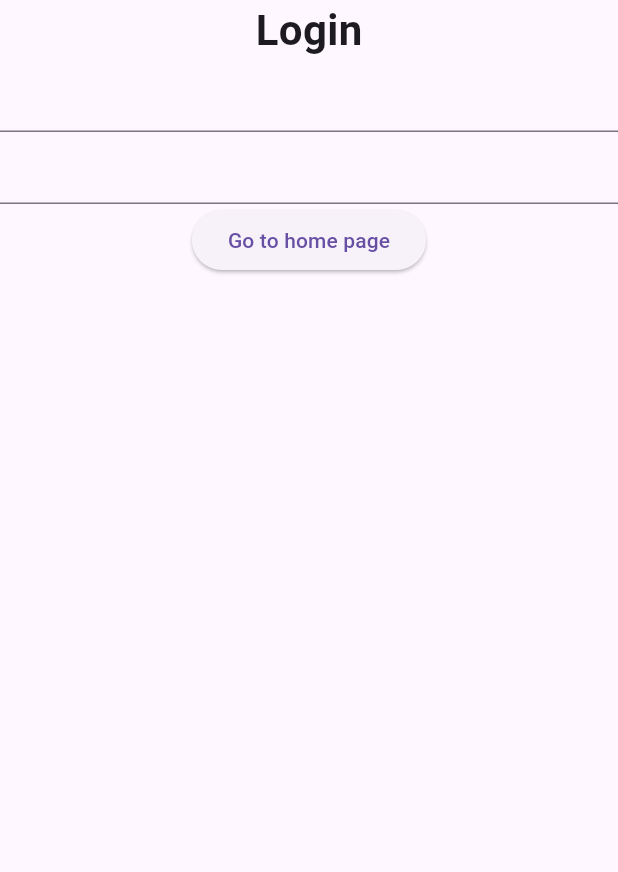
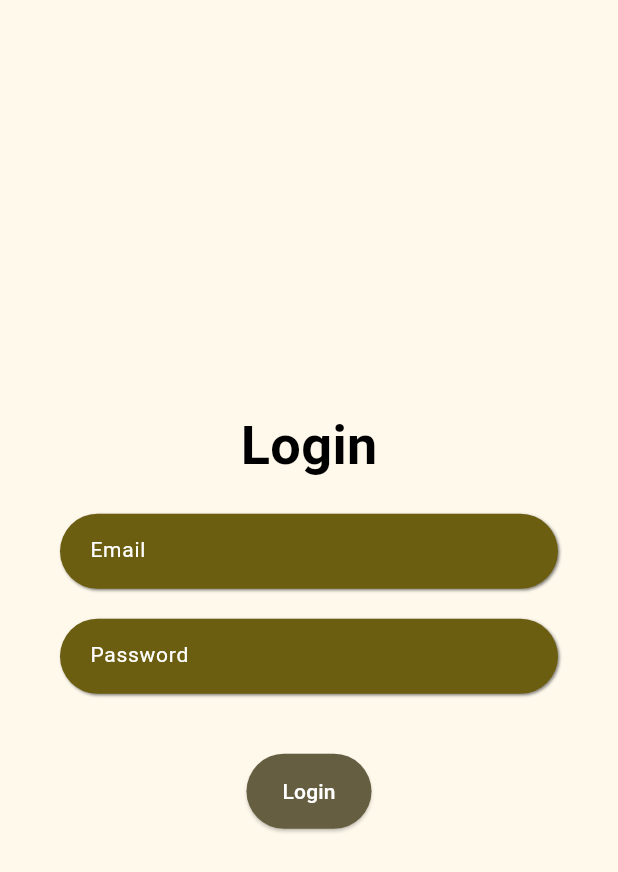
Before and after one commit to dani-banani/ComputingProject, a Flutter app: the screen it shows after launch, on a phone screen of 412 x 824 dp. Shown: the top 872 px of the screen. Run offline on Flutter 3.47's test engine with Material 3 defaults, Android fonts, the phone set to English and light mode, and no system bars; our stand-ins replace get, supabase_flutter; accounts and stored records are empty; Roboto replaces fonts that are missing (Poppins).

Commit message:
Implemented middleware to convert json output to object. First implementation of signup added, but UI still login page. Need sleep first before do signup UI.

```diff
--- a/lib/main.dart
+++ b/lib/main.dart
@@ -34,6 +34,17 @@ class _MainAppState extends State<MainApp> {
     String currentRoute = Get.currentRoute;
 
     return GetMaterialApp(
+      theme: ThemeData(
+        colorScheme: ColorScheme.fromSeed(
+          seedColor: Color(0xffBCB6A5),
+        ),
+        fontFamily: 'Poppins',
+        textTheme: const TextTheme(
+          bodyLarge: const TextStyle(fontSize: 36),
+          bodyMedium: const TextStyle(fontSize: 14),
+          bodySmall: const TextStyle(fontSize: 12),
+        ),
+      ),
       debugShowCheckedModeBanner: false,
       initialRoute: AppRoutes.registration,
       getPages: AppRoutes.pages,
--- /dev/null
+++ b/lib/model/login.dart
@@ -0,0 +1,10 @@
+class Login {
+  final String email;
+  final String password;
+
+  Login({required this.email, required this.password});
+
+  factory Login.fromJson(Map<String, dynamic> json) {
+    return Login(email: json['email'], password: json['password']);
+  }
+}
--- a/lib/navigation/app_routes.dart
+++ b/lib/navigation/app_routes.dart
@@ -1,4 +1,4 @@
-import 'package:computing_project/pages/registration/registration_page_controller.dart';
+import 'package:computing_project/pages/registration/registration_controller.dart';
 import 'package:get/get.dart';
 
 import '../pages/smile_page.dart';
@@ -13,30 +13,28 @@ class AppRoutes {
     GetPage(
         name: AppRoutes.home,
         page: () => HomePage(),
-        // transitionDuration: Duration(seconds: 5),
-        transition: Transition.circularReveal,
-        transitionDuration: Duration(seconds: 2)),
+    ),
     GetPage(
         name: AppRoutes.addTask,
         page: () => AddTaskPage(),
-        transition: Transition.upToDown,
-        transitionDuration: Duration(seconds: 2)),
+    ),
     GetPage(
         name: AppRoutes.settings,
         page: () => SettingsPage(),
-        transition: Transition.leftToRight,
-        transitionDuration: Duration(seconds: 2)),
+    ),
     GetPage(
         name: AppRoutes.taskList,
         page: () => TaskListPage(),
-        transition: Transition.native,
-        transitionDuration: Duration(seconds: 2)),
-    GetPage(name: AppRoutes.smile, page: () => SmilePage()),
+    ),
+    GetPage(
+        name: AppRoutes.smile,
+        page: () => SmilePage(),
+    ),
     GetPage(
         name: AppRoutes.registration,
         page: () => RegistrationPage(),
         binding: BindingsBuilder(() {
-          Get.lazyPut(() => RegistrationPageController());
+          Get.lazyPut(() => RegistrationController());
         }))
   ];
 
--- /dev/null
+++ b/lib/pages/registration/registration_controller.dart
@@ -0,0 +1,68 @@
+import 'package:flutter/material.dart';
+import 'package:get/get.dart';
+
+import '../../navigation/app_routes.dart';
+import '../../api/authentication_api.dart';
+
+//This page is like the state manager for the registration page, and this is where I will call the APi class functions. So basicaclly each page will be placed in a folder like this, one page, one controller.
+
+enum UserState {
+  login,
+  signUp,
+}
+
+class RegistrationController extends GetxController {
+  Rx<UserState> userState = UserState.login.obs;
+
+  Rx<TextEditingController> emailController = TextEditingController().obs;
+  Rx<TextEditingController> passwordController = TextEditingController().obs;
+
+  RxString email = ''.obs;
+  RxString password = ''.obs;
+
+  @override
+  void onInit() {
+    // TODO: Check user auth session
+    super.onInit();
+  }
+
+  void onLogin() {
+    List<String> errorMessages = [];
+    if (emailController.value.text.isEmpty) {
+      errorMessages.add("Email field is empty");
+    }
+
+    if (passwordController.value.text.isEmpty) {
+      errorMessages.add("Password field is empty");
+    }
+
+    if (errorMessages.isNotEmpty) {
+      Get.snackbar(
+        "",
+        "",
+        animationDuration: const Duration(seconds: 1),
+        duration: const Duration(seconds: 2),
+        isDismissible: true,
+        snackPosition: SnackPosition.TOP,
+        backgroundColor: Colors.redAccent,
+        titleText: const Center(child: Text("Login Failed", style: TextStyle(fontWeight: FontWeight.bold,color: Colors.white))),
+        messageText: Center(child: Text(errorMessages.join('\n'),textAlign: TextAlign.center,style: const TextStyle(color: Colors.white))),
+      );
+      return;
+    }
+
+    RegistrationApi.signUpUser(
+        email: emailController.value.text, password: passwordController.value.text).then((value) {
+      if(value.success){
+        Get.toNamed(AppRoutes.home);
+      }else{
+        Get.snackbar(
+          "Error",
+          value.message.map((e) => e.toString()).join('\n'),
+        );
+      }
+    });
+
+  }
+
+}
--- a/lib/pages/registration/registration_page.dart
+++ b/lib/pages/registration/registration_page.dart
@@ -1,29 +1,105 @@
 import 'package:flutter/material.dart';
+import 'package:flutter/rendering.dart';
 import 'package:get/get.dart';
 
 import '../../navigation/app_routes.dart';
-import './registration_page_controller.dart';
+import './registration_controller.dart';
 
-class RegistrationPage extends GetView<RegistrationPageController> {
+class RegistrationPage extends GetView<RegistrationController> {
   const RegistrationPage({Key? key}) : super(key: key);
 
   Widget build(BuildContext context) {
+
+    final colorScheme = Theme.of(context).colorScheme;
+
     return Container(
+      alignment: Alignment.center,
+      height: double.infinity,
       child: SingleChildScrollView(
+        clipBehavior: Clip.none,
         physics: const AlwaysScrollableScrollPhysics()
             .applyTo(BouncingScrollPhysics()),
+          child: Padding(
+            padding: const EdgeInsets.symmetric(horizontal: 40.0),
             child: Column(
+              mainAxisSize: MainAxisSize.max,
+              mainAxisAlignment: MainAxisAlignment.center,
               children: [
-            const Text(
+                Text(
                   "Login",
-              style: TextStyle(fontSize: 28, fontWeight: FontWeight.bold),
+                  style: TextStyle(
+                      color: Colors.black,
+                      fontSize: Theme.of(context).textTheme.bodyLarge?.fontSize,
+                      fontWeight: FontWeight.bold),
                 ),
-            TextField(),
-            TextField(),
+                const SizedBox(height: 20),
+
+                Container(
+                  height: 50,
+                  padding: const EdgeInsets.symmetric(horizontal: 20),
+                  decoration: BoxDecoration(
+                    color: colorScheme.primary,
+                    borderRadius: BorderRadius.circular(25),
+                    boxShadow: [
+                      BoxShadow(
+                        color: Colors.black.withOpacity(0.5),
+                        blurRadius: 1,
+                        offset: Offset(1, 1),
+                      ),
+                    ],
+                  ),
+                  child: TextField(
+                    cursorColor: colorScheme.onPrimary,
+
+                    style: TextStyle(color: colorScheme.onPrimary,fontSize: Theme.of(context).textTheme.bodyMedium?.fontSize),
+                    decoration: InputDecoration(
+                      hintText: "Email",
+                      hintStyle: TextStyle(color: colorScheme.onPrimary),
+                      border: InputBorder.none,
+                    ),
+                    controller: controller.emailController.value,
+                  ),
+                ),
+                const SizedBox(height: 20),
+                Container(
+                    height: 50,
+                    padding: const EdgeInsets.symmetric(horizontal: 20),
+                  decoration: BoxDecoration(
+                    color: colorScheme.primary,
+                    borderRadius: BorderRadius.circular(25),
+                    boxShadow: [
+                      BoxShadow(
+                        color: Colors.black.withOpacity(0.5),
+                        blurRadius: 1,
+                        offset: Offset(1, 1),
+                      ),
+                    ],
+                  ),
+                  child: TextField(
+                    cursorColor: colorScheme.onPrimary,
+                    style: TextStyle(color: colorScheme.onPrimary,fontSize: Theme.of(context).textTheme.bodyMedium?.fontSize),
+                    decoration: InputDecoration(
+                      hintText: "Password",
+                      hintStyle: TextStyle(color: colorScheme.onPrimary),
+                      border: InputBorder.none,
+                    ),
+                    controller: controller.passwordController.value,
+                  ),
+                ),
+                const SizedBox(height: 40),
                 ElevatedButton(
-                onPressed: controller.loginUser,
-                child: Text("Go to home page"))
+
+                  style: ElevatedButton.styleFrom(
+                    backgroundColor: colorScheme.secondary,
+                    foregroundColor: colorScheme.onSecondary,
+                    minimumSize: Size(Get.width * 0.2,50),
+                    shape: RoundedRectangleBorder(
+                      borderRadius: BorderRadius.circular(25),
+                    ),
+                  ),
+                    onPressed: controller.onLogin, child: const Text("Login"))
               ],
+                    ),
           ),
       ),
     );
--- a/lib/pages/registration/registration_page_controller.dart
+++ /dev/null
@@ -1,16 +0,0 @@
-import 'package:get/get.dart';
-
-import '../../navigation/app_routes.dart';
-import '../../api/authentication_api.dart';
-
-//This page is like the state manager for the registration page, and this is where I will call the APi class functions. So basicaclly each page will be placed in a folder like this, one page, one controller.
-
-class RegistrationPageController extends GetxController {
-  void loginUser() {
-
-    //For exampke, I call tne API function like that
-    RegistrationApi.signUpUser(
-        email: "hanskimxiqi@gmail.ccom", password: "abcdefg");
-    Get.toNamed(AppRoutes.home);
-  }
-}
--- a/pubspec.yaml
+++ b/pubspec.yaml
@@ -9,6 +9,7 @@ environment:
 dependencies:
   flutter:
     sdk: flutter
+  fluttertoast: ^8.2.12
   get: ^4.7.2
   supabase_flutter: ^2.8.4
 
```
Also changed, not shown: lib/api/api_response_json.dart (added, +17 -0 lines), lib/api/authentication_api.dart (+76 -64 lines), lib/api/response_api.dart (deleted, +0 -17 lines), lib/model/api_response.dart (added, +21 -0 lines), pubspec.lock, 165 other files. Lines whose indentation alone changed are shown as unchanged.
